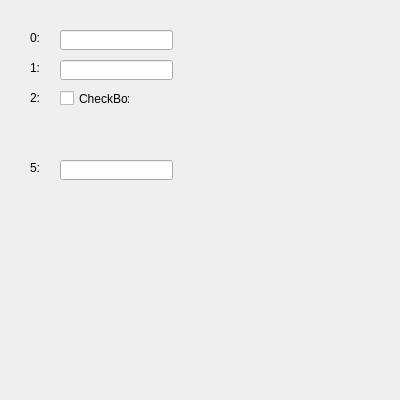
Above: ModbusDevices/Example.ui from darcyg/ModbusDevices before the change. Below: the same form after it.
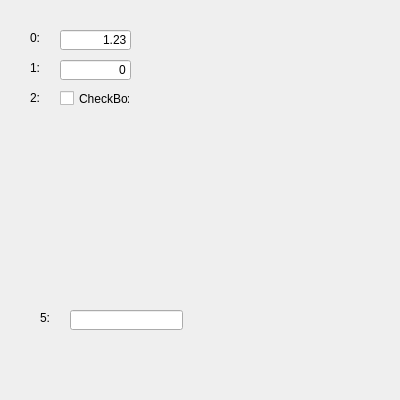
That is the form after the change.

```diff
--- a/ModbusDevices/Example.ui
+++ b/ModbusDevices/Example.ui
@@ -46,25 +46,43 @@
     <rect>
      <x>60</x>
      <y>30</y>
-     <width>113</width>
+     <width>71</width>
      <height>20</height>
     </rect>
    </property>
+   <property name="layoutDirection">
+    <enum>Qt::LeftToRight</enum>
+   </property>
    <property name="styleSheet">
     <string notr="true">&quot;addr&quot;:0, &quot;func&quot;:4, &quot;fmt&quot;:&quot;{.1}&quot;</string>
    </property>
+   <property name="text">
+    <string>1.23</string>
+   </property>
+   <property name="maxLength">
+    <number>5</number>
+   </property>
+   <property name="alignment">
+    <set>Qt::AlignRight|Qt::AlignTrailing|Qt::AlignVCenter</set>
+   </property>
   </widget>
   <widget class="QLineEdit" name="lineEdit_2">
    <property name="geometry">
     <rect>
      <x>60</x>
      <y>60</y>
-     <width>113</width>
+     <width>71</width>
      <height>20</height>
     </rect>
    </property>
    <property name="styleSheet">
-    <string notr="true">&quot;addr&quot;:1, &quot;func&quot;:4</string>
+    <string notr="true">&quot;addr&quot;:1, &quot;func&quot;:4, &quot;fmt&quot;: &quot;{f}&quot;</string>
+   </property>
+   <property name="text">
+    <string>0</string>
+   </property>
+   <property name="alignment">
+    <set>Qt::AlignRight|Qt::AlignTrailing|Qt::AlignVCenter</set>
    </property>
   </widget>
   <widget class="QLabel" name="label_2">
@@ -83,8 +101,8 @@
   <widget class="QLabel" name="label_3">
    <property name="geometry">
     <rect>
-     <x>30</x>
-     <y>160</y>
+     <x>40</x>
+     <y>310</y>
      <width>21</width>
      <height>16</height>
     </rect>
@@ -96,8 +114,8 @@
   <widget class="QLineEdit" name="lineEdit_3">
    <property name="geometry">
     <rect>
-     <x>60</x>
-     <y>160</y>
+     <x>70</x>
+     <y>310</y>
      <width>113</width>
      <height>20</height>
     </rect>
```
Left out of the diff: 4 changed lines with no effect on the pictures.
